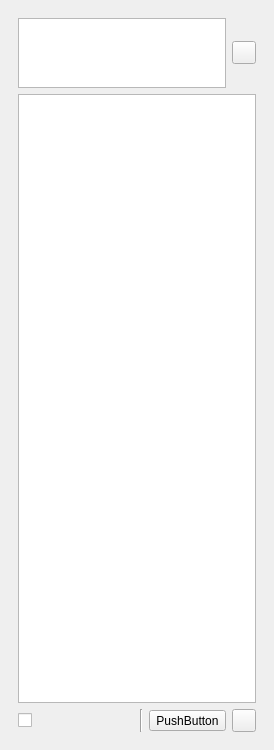
Qt form src/plotseditor.ui (KDE/khipu) before a commit.
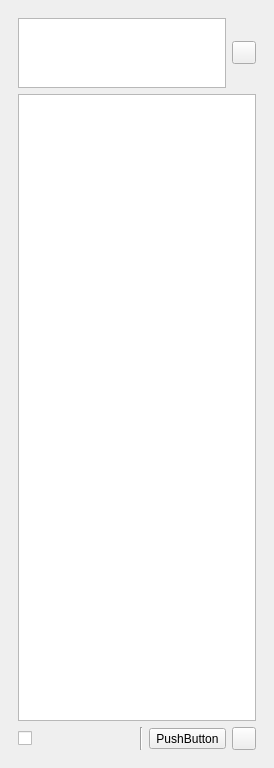
The same form after that commit. Icons and pictures are not drawn. Custom widgets are drawn as their Qt base class.

The edit to the form file:
```diff
--- a/src/plotseditor.ui
+++ b/src/plotseditor.ui
@@ -7,7 +7,7 @@
     <x>0</x>
     <y>0</y>
     <width>274</width>
-    <height>750</height>
+    <height>768</height>
    </rect>
   </property>
   <property name="features">
@@ -80,8 +80,14 @@
           <property name="itemsExpandable">
            <bool>false</bool>
           </property>
+          <property name="sortingEnabled">
+           <bool>true</bool>
+          </property>
+          <property name="animated">
+           <bool>true</bool>
+          </property>
           <property name="wordWrap">
-           <bool>true</bool>
+           <bool>false</bool>
           </property>
           <property name="expandsOnDoubleClick">
            <bool>false</bool>
```
